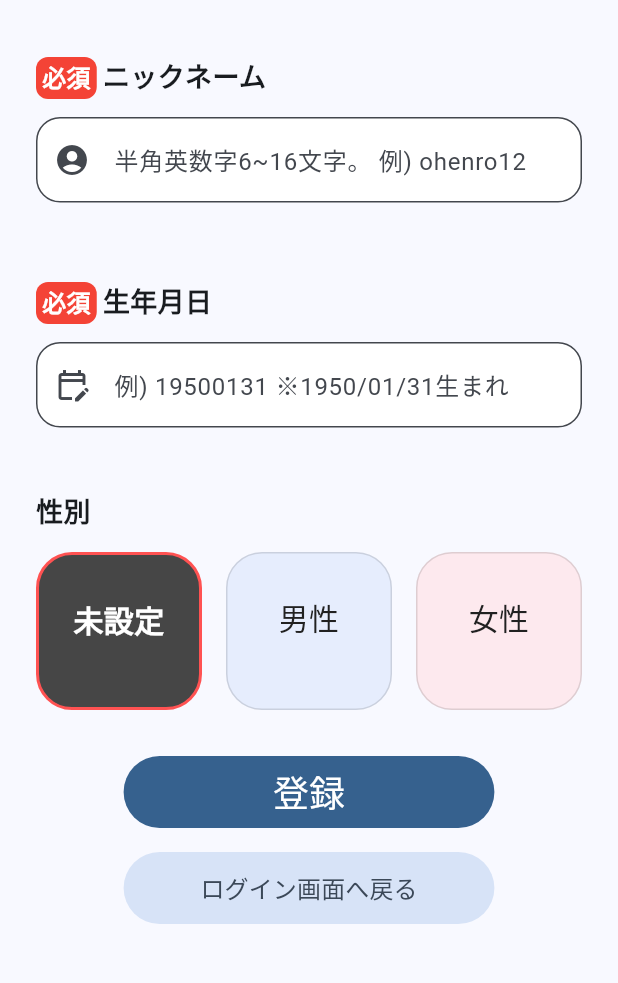
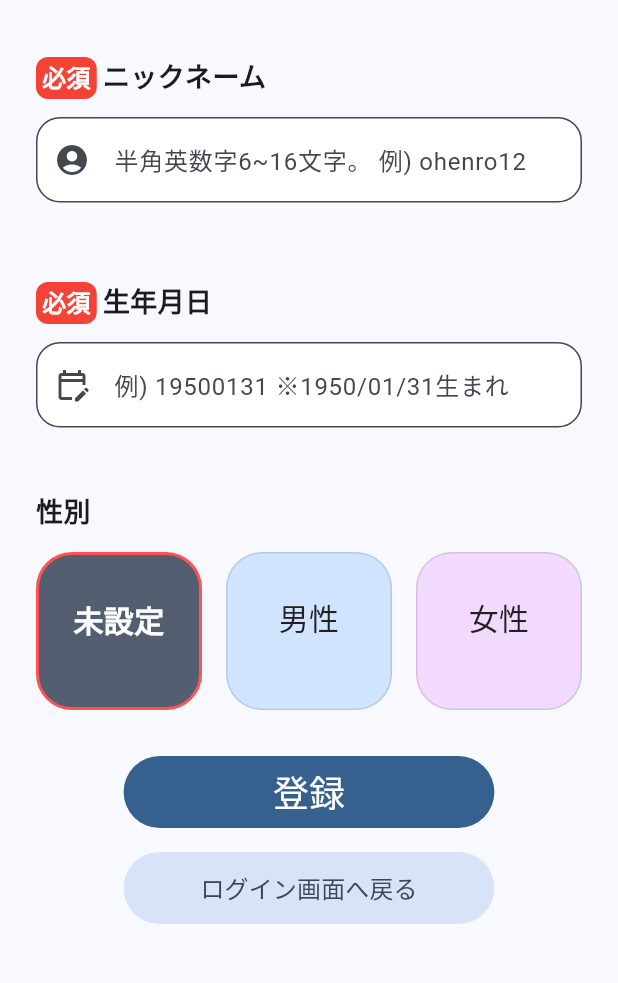
Before and after one commit to sports-club-hanzan/virtual-pilgrimage, a Flutter app: the RegistrationPage screen opened by its route, on a phone screen of 412 x 824 dp, the part 63-1046 px from its top. Run offline on Flutter 3.47's test engine with Material 2 defaults, Android fonts, the phone set to English and light mode, and no system bars; our stand-ins replace cloud_firestore, firebase_analytics, firebase_auth, firebase_core, firebase_crashlytics, firebase_storage and 15 more; missing offline and left inert: google_polyline_algorithm, health, maps_toolkit; accounts and stored records are empty; generated files the repository leaves out were written again.

Commit message:
:zap: use colorScheme in registration page

```diff
--- a/lib/ui/components/gender_radio_buttons.dart
+++ b/lib/ui/components/gender_radio_buttons.dart
@@ -43,12 +43,14 @@ class _GenderRadioButtonsState<T> extends State<GenderRadioButtons> {
         (index) {
           final isSelected =
               widget.radioButtonModel.selectedValue == widget.radioButtonModel.values[index];
-          final colors = widget.radioButtonModel.colors;
-          Color selectedColor = Theme.of(context).primaryColor;
-          Color unselectedColor = Colors.white;
-          if (colors.length > index) {
-            selectedColor = colors[index].darkColor;
-            unselectedColor = colors[index].lightColor;
+          Color selectedColor = Theme.of(context).colorScheme.secondary;
+          Color unselectedColor = Theme.of(context).colorScheme.secondaryContainer;
+          if (widget.radioButtonModel.titles[index] == '男性') {
+            selectedColor = Theme.of(context).colorScheme.primary;
+            unselectedColor = Theme.of(context).colorScheme.primaryContainer;
+          } else if (widget.radioButtonModel.titles[index] == '女性') {
+            selectedColor = Theme.of(context).colorScheme.error;
+            unselectedColor = Theme.of(context).colorScheme.tertiaryContainer;
           }
 
           return InkWell(
--- a/lib/ui/model/radio_button_model.codegen.dart
+++ b/lib/ui/model/radio_button_model.codegen.dart
@@ -2,16 +2,6 @@ import 'package:flutter/material.dart';
 import 'package:freezed_annotation/freezed_annotation.dart';
 
 part 'radio_button_model.codegen.freezed.dart';
-
-@freezed
-class ColorModel with _$ColorModel {
-  factory ColorModel({
-    required Color lightColor,
-    required Color darkColor,
-  }) = _ColorModel;
-
-  ColorModel._();
-}
 
 @freezed
 class RadioButtonModel<T> with _$RadioButtonModel<T> {
@@ -21,7 +11,6 @@ class RadioButtonModel<T> with _$RadioButtonModel<T> {
     required List<String> titles,
     required List<T> values,
     required T selectedValue,
-    @Default([]) List<ColorModel> colors,
   }) = _RadioButtonModel<T>;
 
   RadioButtonModel._();
@@ -32,7 +21,6 @@ class RadioButtonModel<T> with _$RadioButtonModel<T> {
     List<String> titles,
     List<T> values, {
     T? selectedValue,
-    List<ColorModel>? colors,
   }) {
     if (titles.length != values.length) {
       throw ArgumentError(
@@ -48,7 +36,6 @@ class RadioButtonModel<T> with _$RadioButtonModel<T> {
       titles: titles,
       values: values,
       selectedValue: selectedValue ?? values[0],
-      colors: colors ?? [],
     );
   }
 }
--- a/lib/ui/pages/registration/registration_presenter.dart
+++ b/lib/ui/pages/registration/registration_presenter.dart
@@ -14,7 +14,6 @@ import 'package:virtualpilgrimage/ui/components/bottom_navigation.dart';
 import 'package:virtualpilgrimage/ui/model/form_model.codegen.dart';
 import 'package:virtualpilgrimage/ui/model/radio_button_model.codegen.dart';
 import 'package:virtualpilgrimage/ui/pages/registration/registration_state.codegen.dart';
-import 'package:virtualpilgrimage/ui/style/color.dart';
 
 final registrationPresenterProvider =
     StateNotifierProvider.autoDispose<RegistrationPresenter, RegistrationState>(
@@ -34,14 +33,6 @@ class RegistrationPresenter extends StateNotifier<RegistrationState> {
               ['未設定', '男性', '女性'],
               Gender.values,
               selectedValue: user?.gender,
-              colors: [
-                ColorModel(
-                  lightColor: ColorStyle.unknownGenderLight,
-                  darkColor: ColorStyle.unknownGenderDark,
-                ),
-                ColorModel(lightColor: ColorStyle.manLight, darkColor: ColorStyle.manDark),
-                ColorModel(lightColor: ColorStyle.womanLight, darkColor: ColorStyle.womanDark),
-              ],
             ),
           ),
         ) {
```
Also changed, not shown: lib/ui/model/radio_button_model.codegen.freezed.dart (deleted), lib/ui/pages/registration/registration_state.codegen.freezed.dart (deleted).
